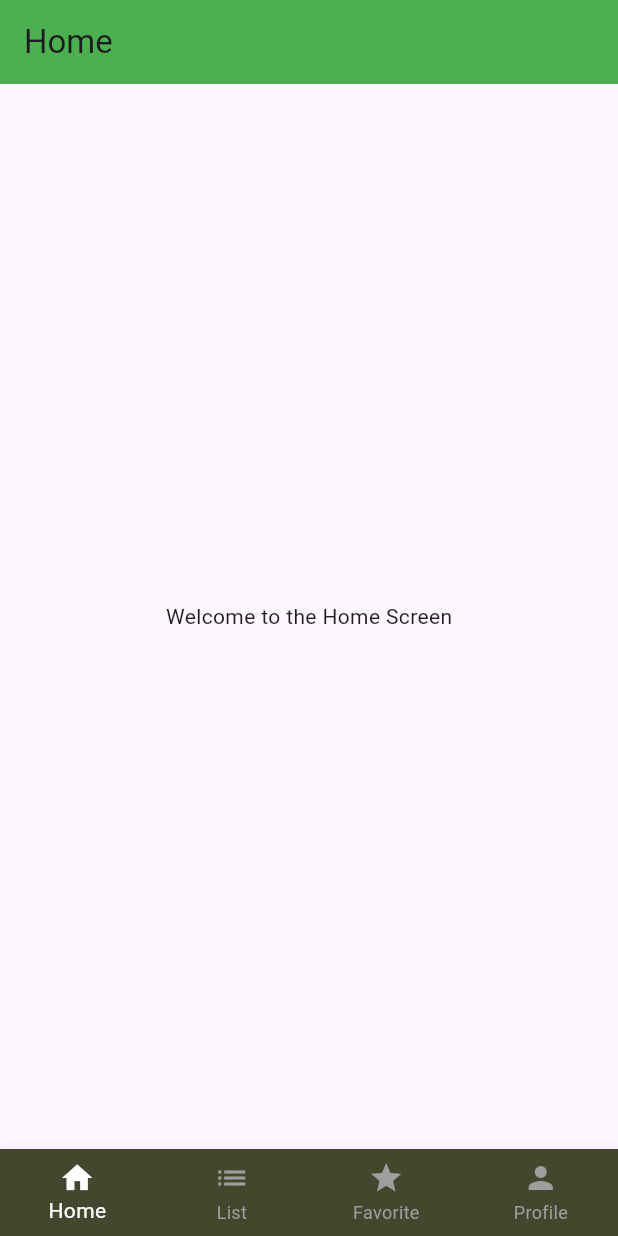
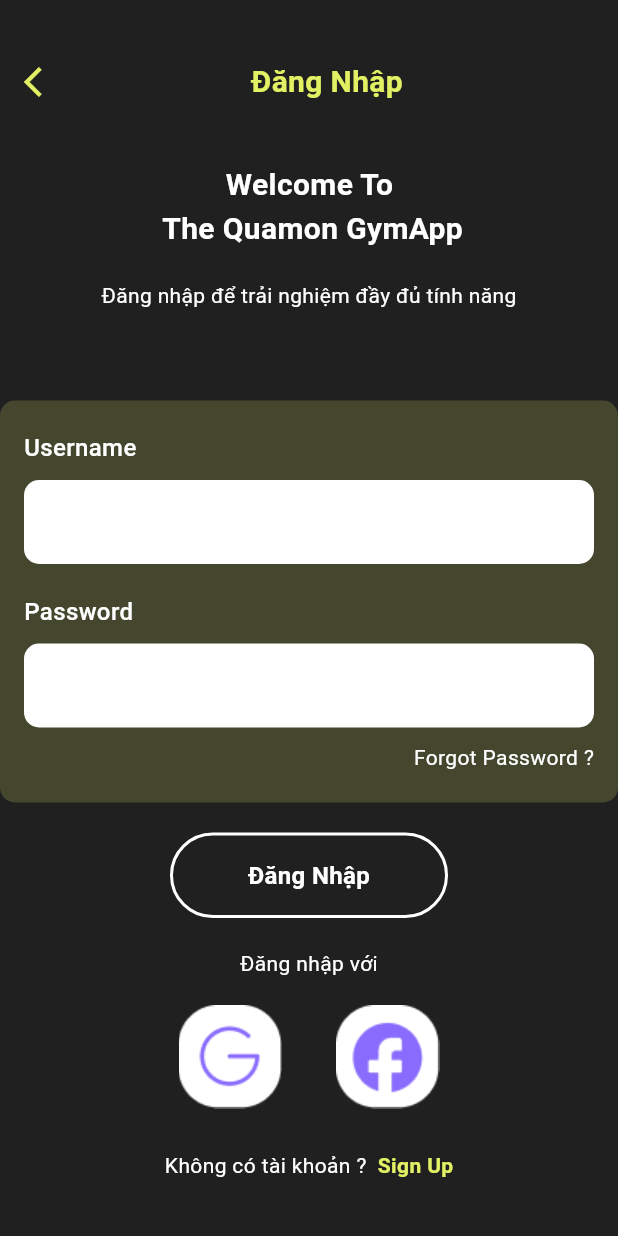
Before and after one commit to Levien211003/TestKTQBDailyPlan, a Flutter app: the screen it shows after launch, on a phone screen of 412 x 824 dp. Run offline on Flutter 3.47's test engine with Material 3 defaults, Android fonts, the light colour scheme and no system bars; Roboto replaces fonts that are missing (Poppins).

Commit message:
2nd commit

```diff
--- /dev/null
+++ b/lib/login_screen.dart
@@ -0,0 +1,236 @@
+import 'package:flutter/material.dart';
+import 'navbar.dart';
+import 'signup_screen.dart';
+
+class LoginScreen extends StatefulWidget {
+  @override
+  _LoginScreenState createState() => _LoginScreenState();
+}
+
+class _LoginScreenState extends State<LoginScreen> {
+  final TextEditingController usernameController = TextEditingController();
+  final TextEditingController passwordController = TextEditingController();
+
+  @override
+  Widget build(BuildContext context) {
+    return Scaffold(
+      backgroundColor: Color(0xFF212020),
+      body: SingleChildScrollView(
+        child: Column(
+          children: [
+            Container(
+              padding: EdgeInsets.only(left: 16, right: 16, top: 40),
+              child: Row(
+                mainAxisAlignment: MainAxisAlignment.center,
+                children: [
+                  GestureDetector(
+                    onTap: () {
+                      Navigator.pop(context);
+                    },
+                    child: Icon(
+                      Icons.arrow_back_ios,
+                      color: Color(0xFFE2F163),
+                    ),
+                  ),
+                  Spacer(),
+                  Text(
+                    'Đăng Nhập',
+                    style: TextStyle(
+                      color: Color(0xFFE2F163),
+                      fontSize: 20,
+                      fontFamily: 'Poppins',
+                      fontWeight: FontWeight.w700,
+                    ),
+                  ),
+                  Spacer(),
+                ],
+              ),
+            ),
+            SizedBox(height: 40),
+            Text(
+              '         Welcome To \n The Quamon GymApp',
+              style: TextStyle(
+                color: Colors.white,
+                fontSize: 20,
+                fontFamily: 'Poppins',
+                fontWeight: FontWeight.w700,
+              ),
+            ),
+            SizedBox(height: 20),
+            Text(
+              'Đăng nhập để trải nghiệm đầy đủ tính năng',
+              style: TextStyle(
+                color: Colors.white,
+                fontSize: 14,
+                fontFamily: 'Poppins',
+                fontWeight: FontWeight.w400,
+              ),
+            ),
+            SizedBox(height: 60),
+            Container(
+              padding: EdgeInsets.symmetric(horizontal: 16, vertical: 20),
+              decoration: BoxDecoration(
+                color: Color(0xFF44462E),
+                borderRadius: BorderRadius.circular(10), // Bo tròn góc cho đẹp hơn
+              ),
+              child: Column(
+                crossAxisAlignment: CrossAxisAlignment.start,
+                children: [
+                  Text(
+                    'Username',
+                    style: TextStyle(
+                      color: Colors.white,
+                      fontSize: 16,
+                      fontFamily: 'Poppins',
+                      fontWeight: FontWeight.w500,
+                    ),
+                  ),
+                  SizedBox(height: 10),
+                  TextField(
+                    controller: usernameController,
+                    decoration: InputDecoration(
+                      filled: true,
+                      fillColor: Colors.white,
+                      border: OutlineInputBorder(
+                        borderRadius: BorderRadius.circular(10),
+                        borderSide: BorderSide.none,
+                      ),
+                    ),
+                  ),
+                  SizedBox(height: 20),
+                  Text(
+                    'Password',
+                    style: TextStyle(
+                      color: Colors.white,
+                      fontSize: 16,
+                      fontFamily: 'Poppins',
+                      fontWeight: FontWeight.w500,
+                    ),
+                  ),
+                  SizedBox(height: 10),
+                  TextField(
+                    controller: passwordController,
+                    obscureText: true,
+                    decoration: InputDecoration(
+                      filled: true,
+                      fillColor: Colors.white,
+                      border: OutlineInputBorder(
+                        borderRadius: BorderRadius.circular(10),
+                        borderSide: BorderSide.none,
+                      ),
+                    ),
+                  ),
+                  SizedBox(height: 10),
+                  Align(
+                    alignment: Alignment.centerRight,
+                    child: Text(
+                      'Forgot Password ?',
+                      style: TextStyle(
+                        color: Colors.white,
+                        fontSize: 14,
+                        fontFamily: 'Poppins',
+                        fontWeight: FontWeight.w400,
+                      ),
+                    ),
+                  ),
+                ],
+              ),
+            ),
+            SizedBox(height: 20),
+            Ink(
+              decoration: BoxDecoration(
+                color: Colors.transparent,
+                border: Border.all(color: Colors.white, width: 2),
+                borderRadius: BorderRadius.circular(30),
+              ),
+              child: InkWell(
+                onTap: () {
+                  // Thay thế logic đăng nhập API bằng logic dẫn tới navbar
+                  Navigator.push(
+                    context,
+                    MaterialPageRoute(builder: (context) => Navbar()),
+                  );
+                },
+                child: Container(
+                  padding: EdgeInsets.symmetric(horizontal: 50, vertical: 15),
+                  child: Text(
+                    'Đăng Nhập',
+                    style: TextStyle(
+                      color: Colors.white,
+                      fontSize: 16,
+                      fontFamily: 'Poppins',
+                      fontWeight: FontWeight.w600,
+                    ),
+                  ),
+                ),
+              ),
+            ),
+            SizedBox(height: 20),
+            Text(
+              'Đăng nhập với',
+              style: TextStyle(
+                color: Colors.white,
+                fontSize: 14,
+                fontFamily: 'Poppins',
+                fontWeight: FontWeight.w400,
+              ),
+            ),
+            SizedBox(height: 10),
+            Row(
+              mainAxisAlignment: MainAxisAlignment.center,
+              children: [
+                IconButton(
+                  icon: Image.asset('assets/icons/google.png'),
+                  iconSize: 40,
+                  onPressed: () {
+                    // Tùy chỉnh logic nếu cần
+                  },
+                ),
+                SizedBox(width: 20),
+                IconButton(
+                  icon: Image.asset('assets/icons/facebook.png'),
+                  iconSize: 40,
+                  onPressed: () {
+                    // Tùy chỉnh logic nếu cần
+                  },
+                ),
+              ],
+            ),
+            SizedBox(height: 20),
+            Row(
+              mainAxisAlignment: MainAxisAlignment.center,
+              children: [
+                Text(
+                  'Không có tài khoản ?  ',
+                  style: TextStyle(
+                    color: Colors.white,
+                    fontSize: 14,
+                    fontFamily: 'Poppins',
+                    fontWeight: FontWeight.w400,
+                  ),
+                ),
+                GestureDetector(
+                  onTap: () {
+                    Navigator.push(
+                      context,
+                      MaterialPageRoute(builder: (context) => SignupScreen()),
+                    );
+                  },
+                  child: Text(
+                    'Sign Up',
+                    style: TextStyle(
+                      color: Color(0xFFE2F163),
+                      fontSize: 14,
+                      fontFamily: 'Poppins',
+                      fontWeight: FontWeight.w600,
+                    ),
+                  ),
+                ),
+              ],
+            ),
+          ],
+        ),
+      ),
+    );
+  }
+}
--- a/lib/main.dart
+++ b/lib/main.dart
@@ -1,4 +1,5 @@
 import 'package:flutter/material.dart';
+import 'package:testktdailyplan/login_screen.dart';
 import 'navbar.dart'; // Import Navbar
 
 void main() {
@@ -9,7 +10,7 @@ class MainApp extends StatelessWidget {
   @override
   Widget build(BuildContext context) {
     return MaterialApp(
-      home: Navbar(), // Đặt Navbar là màn hình chính
+      home: LoginScreen(),
     );
   }
 }
--- a/lib/navbar.dart
+++ b/lib/navbar.dart
@@ -43,16 +43,16 @@ class _NavbarState extends State<Navbar> {
             label: 'Home',
           ),
           BottomNavigationBarItem(
-            icon: Icon(Icons.list),
-            label: 'List',
+            icon: Icon(Icons.work),
+            label: 'Công Việc',
           ),
           BottomNavigationBarItem(
-            icon: Icon(Icons.star),
-            label: 'Favorite',
+            icon: Icon(Icons.calendar_month_outlined),
+            label: 'Lịch',
           ),
           BottomNavigationBarItem(
-            icon: Icon(Icons.person),
-            label: 'Profile',
+            icon: Icon(Icons.settings),
+            label: 'Cài Đặt',
           ),
         ],
       ),
```
Also changed, not shown: lib/signup_screen.dart (added, +238 -0 lines), pubspec.yaml (+18 -1 lines), assets/icons/crown.png (added), assets/icons/facebook.png (added), assets/icons/finishcon.png (added), assets/icons/gender1.png (added), assets/icons/gender2.png (added), assets/icons/google.png (added), assets/icons/icon2.png (added), assets/icons/icon3.png (added), assets/icons/icon4.png (added), pubspec.lock, 5 other files.
